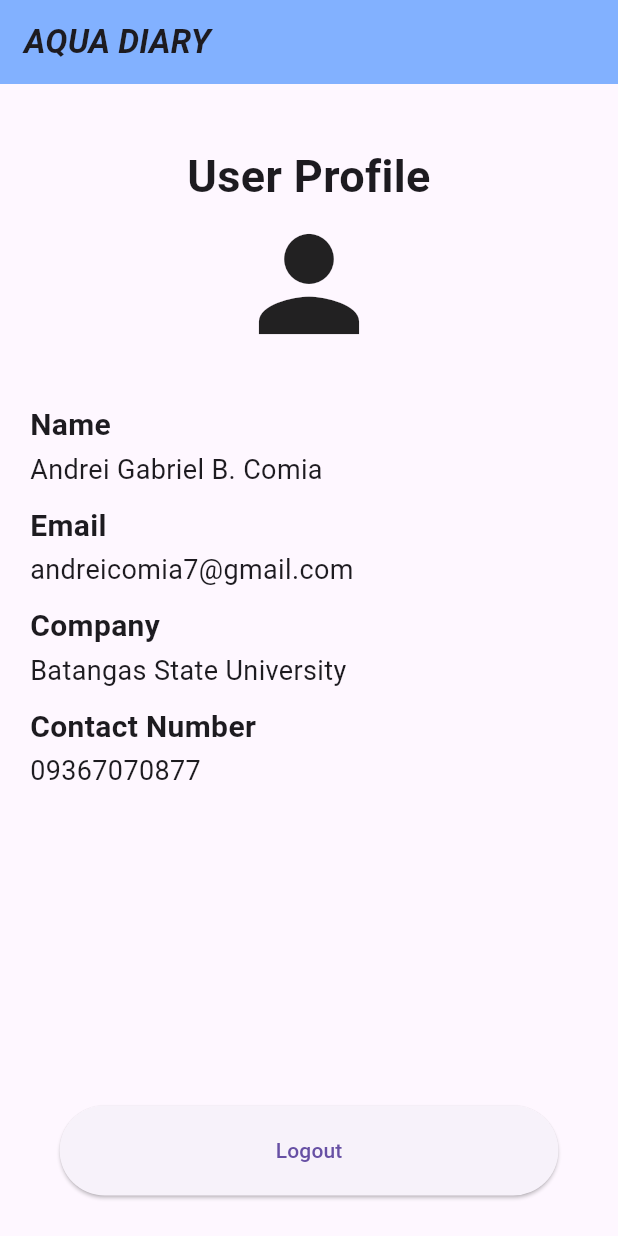
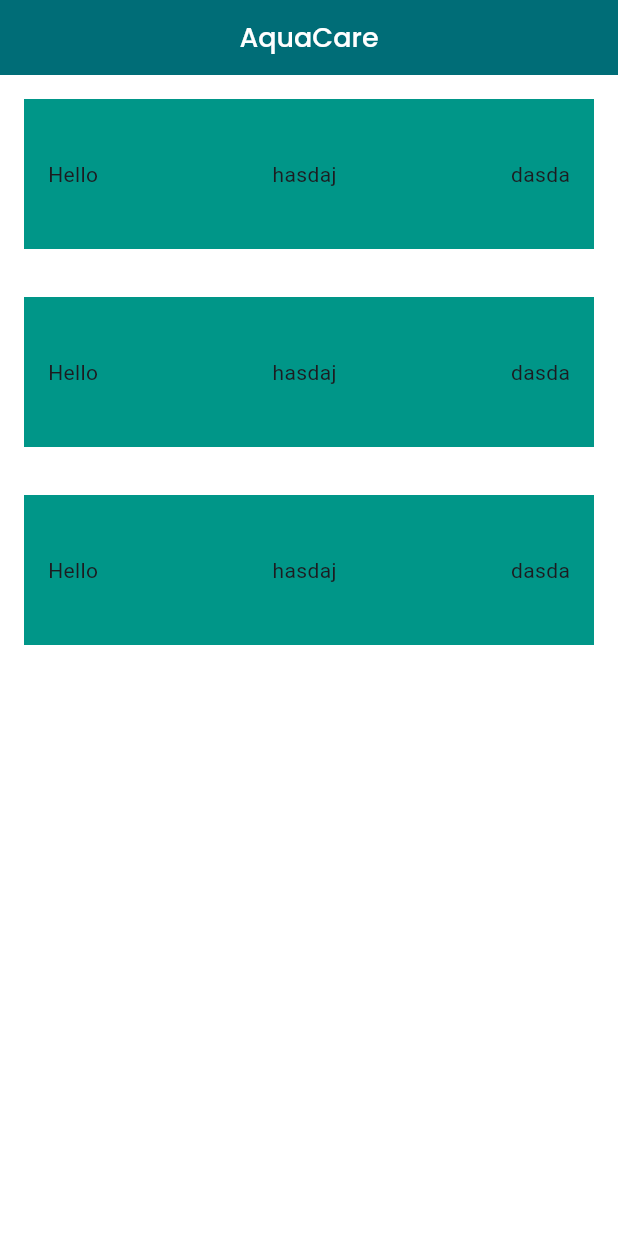
Before and after one commit to Andreicomia11-12/AquaDiary, a Flutter app: the screen it shows after launch, on a phone screen of 412 x 824 dp. Run offline on Flutter 3.47's test engine with Material 3 defaults, Android fonts, the light colour scheme and no system bars.

Commit message:
Day 1 Proj

```diff
--- a/lib/main.dart
+++ b/lib/main.dart
@@ -2,11 +2,10 @@ import 'package:flutter/material.dart';
 
 void main() {
   runApp(MaterialApp(
+      debugShowCheckedModeBanner: false,
       home: Profile()
-  ),
-  );
+  ));
 }
-
 
 class Profile extends StatelessWidget {
   const Profile({super.key});
@@ -14,123 +13,74 @@ class Profile extends StatelessWidget {
   @override
   Widget build(BuildContext context) {
     return Scaffold(
-      appBar: AppBar(
+      backgroundColor: Colors.white,
+      appBar: PreferredSize(
+        preferredSize: Size.fromHeight(50),
+        child: AppBar(
+          centerTitle: true,
+          backgroundColor: Color(0xFF006D77),
           title: Text(
-          'AQUA DIARY',
+            'AquaCare',
             style: TextStyle(
-            fontWeight: FontWeight.bold,
-            fontStyle: FontStyle.italic,
-          ),
-        ),
-        backgroundColor: Colors.blueAccent[100],
-      ),
-      body: Column(
-        crossAxisAlignment: CrossAxisAlignment.start,
-        children: [
-          SizedBox(height: 40),
-
-          // Centered title
-          Center(
-            child: Text(
-              'User Profile',
-              textAlign: TextAlign.center,
-              style: TextStyle(
-                fontSize: 30,
-                fontWeight: FontWeight.bold,
+              fontFamily: 'Poppins',
+              fontWeight: FontWeight.w500,
+              fontSize: 18,
+              color: Colors.white,
             ),
           ),
         ),
-
-          Center(
-            child: Icon(Icons.person, size: 100,),
       ),
-          SizedBox(height: 30),
-
-          // Left-aligned label and name
-          Padding(
-            padding: const EdgeInsets.symmetric(horizontal: 20.0),
-            child: Column(
-
-              crossAxisAlignment: CrossAxisAlignment.start,
+      body: Column(
         children: [
           Container(
-                  child: Text(
-                    'Name',
-                    style: TextStyle(
-                        fontSize: 20,
-                        fontWeight: FontWeight.bold
-                    ),
-                  ),
+            width: double.infinity,
+            height: 100,
+            color: Colors.teal, // background color
+            padding: EdgeInsets.all(16), // space inside the box
+            margin: EdgeInsets.all(16),
+            child: Row(
+              mainAxisAlignment: MainAxisAlignment.spaceBetween,
+              children: [
+                Text('Hello'),
+                Text('hasdaj'),
+                Text('dasda')
+
+              ],
+            ),// space outside the box
           ),
           Container(
-                  margin: EdgeInsets.fromLTRB(0, 2, 0, 10),
-                  child: Text(
-                    'Andrei Gabriel B. Comia',
-                    style: TextStyle(fontSize: 18
-                    ),
-                  ),
+            width: double.infinity,
+            height: 100,
+            color: Colors.teal, // background color
+            padding: EdgeInsets.all(16), // space inside the box
+            margin: EdgeInsets.all(16),
+            child: Row(
+              mainAxisAlignment: MainAxisAlignment.spaceBetween,
+              children: [
+                Text('Hello'),
+                Text('hasdaj'),
+                Text('dasda')
+
+              ],
+            ),// space outside the box
           ),
 
           Container(
-                  child: Text(
-                    'Email',
-                    style: TextStyle(fontSize: 20,fontWeight: FontWeight.bold),
+            width: double.infinity,
+            height: 100,
+            color: Colors.teal, // background color
+            padding: EdgeInsets.all(16), // space inside the box
+            margin: EdgeInsets.all(16),
+            child: Row(
+              mainAxisAlignment: MainAxisAlignment.spaceBetween,
+              children: [
+                Text('Hello'),
+                Text('hasdaj'),
+                Text('dasda')
+
+              ],
+            ),// space outside the box
           ),
-                ),
-                Container(
-                  margin: EdgeInsets.fromLTRB(0, 2, 0, 10),
-                  child: Text(
-                    'andreicomia7@gmail.com',
-                    style: TextStyle(fontSize: 18),
-                  ),
-                ),
-
-                Container(
-                  child: Text(
-                    'Company',
-                    style: TextStyle(fontSize: 20,fontWeight: FontWeight.bold),
-                  ),
-                ),
-                Container(
-                  margin: EdgeInsets.fromLTRB(0, 2, 0, 10),
-                  child: Text(
-                    'Batangas State University',
-                    style: TextStyle(fontSize: 18),
-                  ),
-                ),
-
-                Container(
-                  child: Text(
-                    'Contact Number',
-                    style: TextStyle(fontSize: 20,fontWeight: FontWeight.bold),
-                  ),
-                ),
-                Container(
-                  margin: EdgeInsets.fromLTRB(0, 2, 0, 10),
-                  child: Text(
-                    '09367070877',
-                    style: TextStyle(fontSize: 18),
-                  ),
-                ),
-              ],
-            ),
-          ),
-          Center(
-            child: Column(
-              children: [
-                Container(
-                  margin: EdgeInsets.fromLTRB(0, 200, 0, 0),
-                  child:
-                  ElevatedButton(onPressed:(){}, child:
-                  Container(
-                    padding: EdgeInsets.fromLTRB(120, 20, 120, 20),
-                    child: Text('Logout')),
-                  ),
-                ),
-              ]
-            ),
-          )
-
         ],
       ),
     );
```
Also changed, not shown: pubspec.yaml (+13 -12 lines), Assets/Fonts/Poppins-Black.ttf (added), Assets/Fonts/Poppins-BlackItalic.ttf (added), Assets/Fonts/Poppins-Bold.ttf (added), Assets/Fonts/Poppins-BoldItalic.ttf (added), Assets/Fonts/Poppins-ExtraBold.ttf (added), Assets/Fonts/Poppins-ExtraBoldItalic.ttf (added), Assets/Fonts/Poppins-ExtraLight.ttf (added), Assets/Fonts/Poppins-ExtraLightItalic.ttf (added), Assets/Fonts/Poppins-Italic.ttf (added), Assets/Fonts/Poppins-Light.ttf (added), Assets/Fonts/Poppins-LightItalic.ttf (added), Assets/Fonts/Poppins-Medium.ttf (added), Assets/Fonts/Poppins-MediumItalic.ttf (added), 5 more files. Lines whose indentation alone changed are shown as unchanged.
